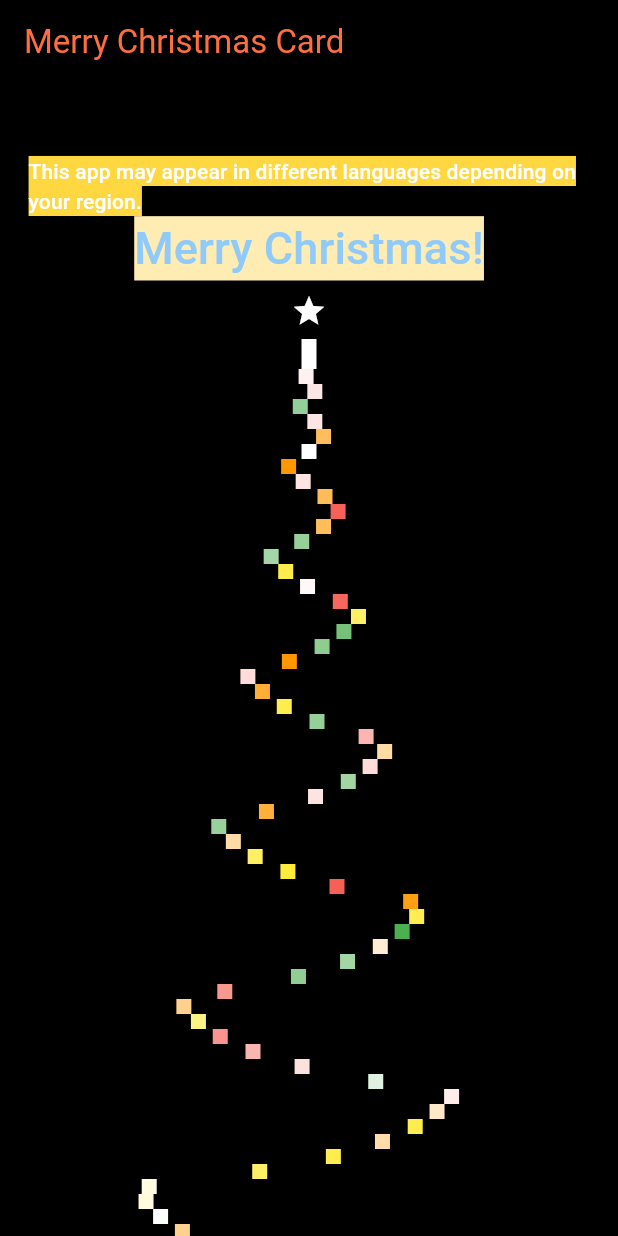
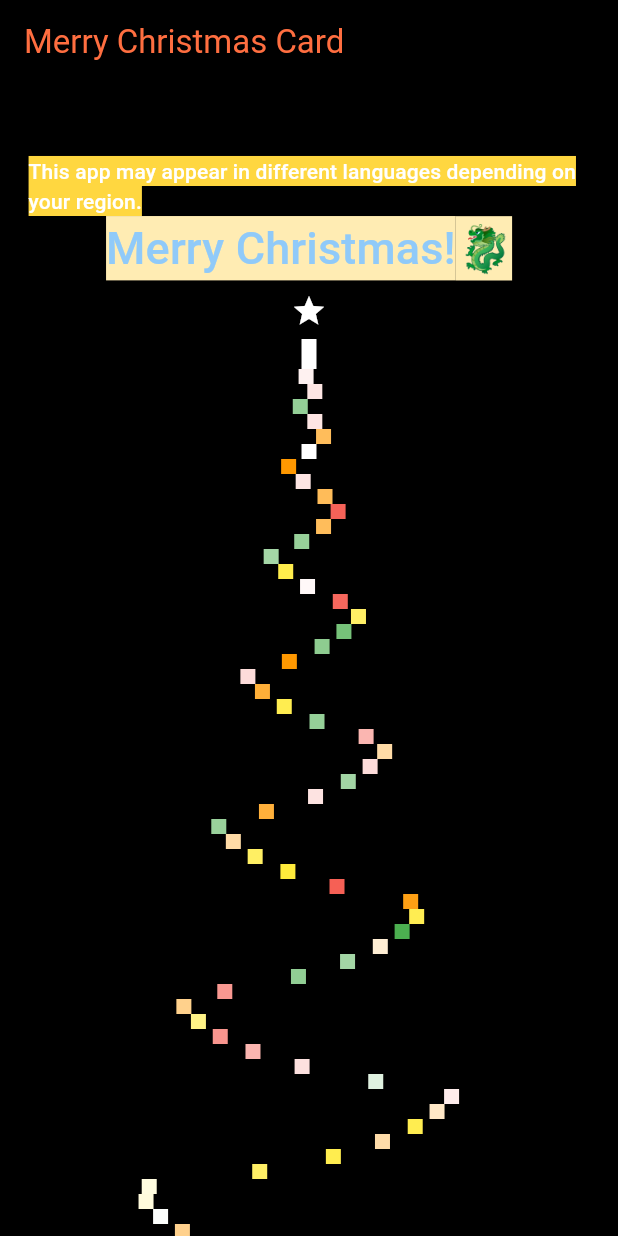
Before and after one commit to mommocmoc/7th_christmas_card, a Flutter app: the screen it shows after launch, on a phone screen of 412 x 824 dp. Run offline on Flutter 3.47's test engine with Material 3 defaults, Android fonts, the phone set to English and light mode, and no system bars.

Commit message:
메시지 수정

```diff
--- a/lib/main.dart
+++ b/lib/main.dart
@@ -126,8 +126,8 @@ class _TreeState extends State<Tree> {
                         ),
                         Text(
                           _showDragon
-                              ? '${Intl.message('happynewyear')}!'
-                              : '${Intl.message('merrychristmas')}!',
+                              ? '${Intl.message('happynewyear')}!🎄'
+                              : '${Intl.message('merrychristmas')}!🐉',
                           style: TextStyle(
                             color: Colors.blue[200],
                             backgroundColor: Colors.amber[100],
```
